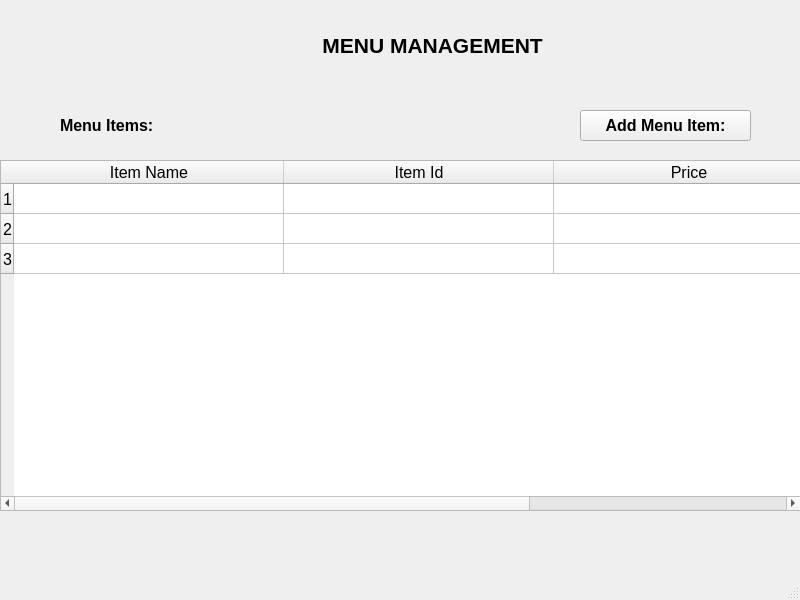
The window that RMS_qt/menu.ui (dev-pratik02/RMS) describes before a commit, drawn with Qt 5.
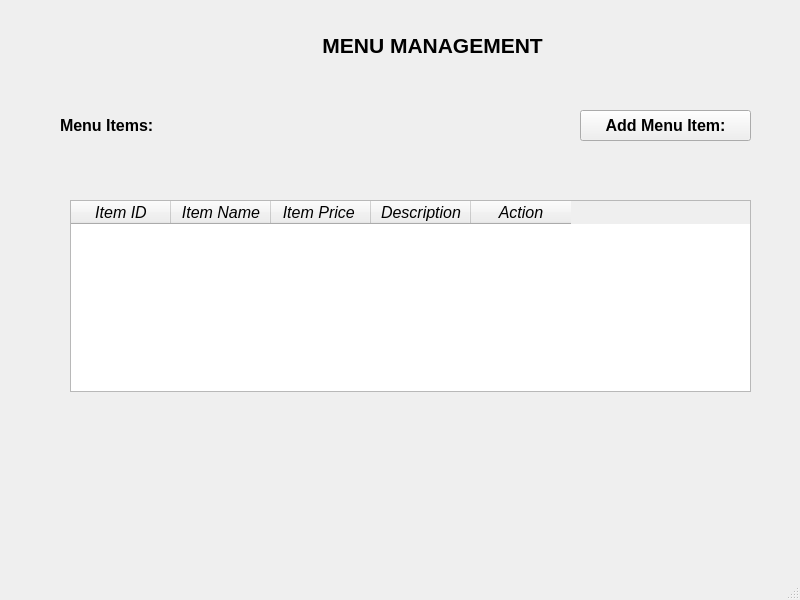
The same window after the commit.

Commit message: edit option in menu

Patch:
```diff
--- a/RMS_qt/menu.ui
+++ b/RMS_qt/menu.ui
@@ -87,64 +87,37 @@
    <widget class="QTableWidget" name="tableWidget">
     <property name="geometry">
      <rect>
-      <x>0</x>
-      <y>160</y>
-      <width>801</width>
-      <height>351</height>
+      <x>70</x>
+      <y>200</y>
+      <width>681</width>
+      <height>192</height>
      </rect>
     </property>
-    <property name="font">
-     <font>
-      <family>Arial</family>
-      <pointsize>12</pointsize>
-      <italic>false</italic>
-     </font>
-    </property>
-    <property name="rowCount">
-     <number>3</number>
-    </property>
-    <property name="columnCount">
-     <number>3</number>
-    </property>
-    <attribute name="horizontalHeaderDefaultSectionSize">
-     <number>270</number>
-    </attribute>
-    <row/>
-    <row/>
-    <row/>
+    <column>
+     <property name="text">
+      <string>Item ID</string>
+     </property>
+    </column>
     <column>
      <property name="text">
       <string>Item Name</string>
      </property>
-     <property name="font">
-      <font>
-       <family>Arial</family>
-       <italic>false</italic>
-       <kerning>false</kerning>
-      </font>
-     </property>
     </column>
     <column>
      <property name="text">
-      <string>Item Id</string>
+      <string>Item Price </string>
      </property>
-     <property name="font">
-      <font>
-       <family>Arial</family>
-       <kerning>false</kerning>
-      </font>
-     </property>
     </column>
     <column>
      <property name="text">
-      <string>Price</string>
+      <string>Description</string>
      </property>
     </column>
-    <item row="0" column="0">
+    <column>
      <property name="text">
-      <string/>
+      <string>Action</string>
      </property>
-    </item>
+    </column>
    </widget>
   </widget>
   <widget class="QMenuBar" name="menubar">
```
Left out of the diff: 2 changed lines with no effect on the pictures. The commit also changes 6 other files.
